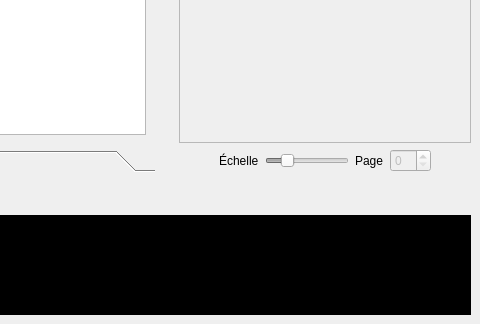
This is ui/mainwindow.ui in Jean-Romain/tabliato as Qt 5 draws it before an edit; both pictures show x 760 to 1240 and y 517 to 841 of the 1240 by 841 pixel window. The edited form follows.
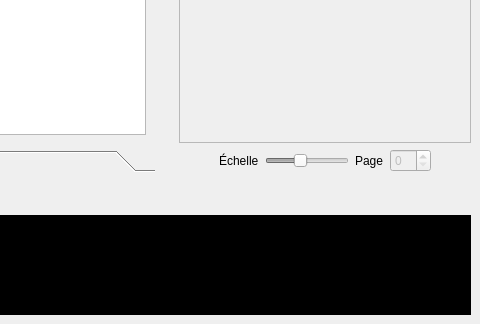
This is the edited form. Icons and pictures are not drawn. Custom widgets are drawn as their Qt base class.

Patch:
```diff
--- a/ui/mainwindow.ui
+++ b/ui/mainwindow.ui
@@ -1196,10 +1196,10 @@
           <bool>false</bool>
          </property>
          <property name="minimum">
-          <number>10</number>
+          <number>25</number>
          </property>
          <property name="maximum">
-          <number>300</number>
+          <number>150</number>
          </property>
          <property name="singleStep">
           <number>2</number>
```
